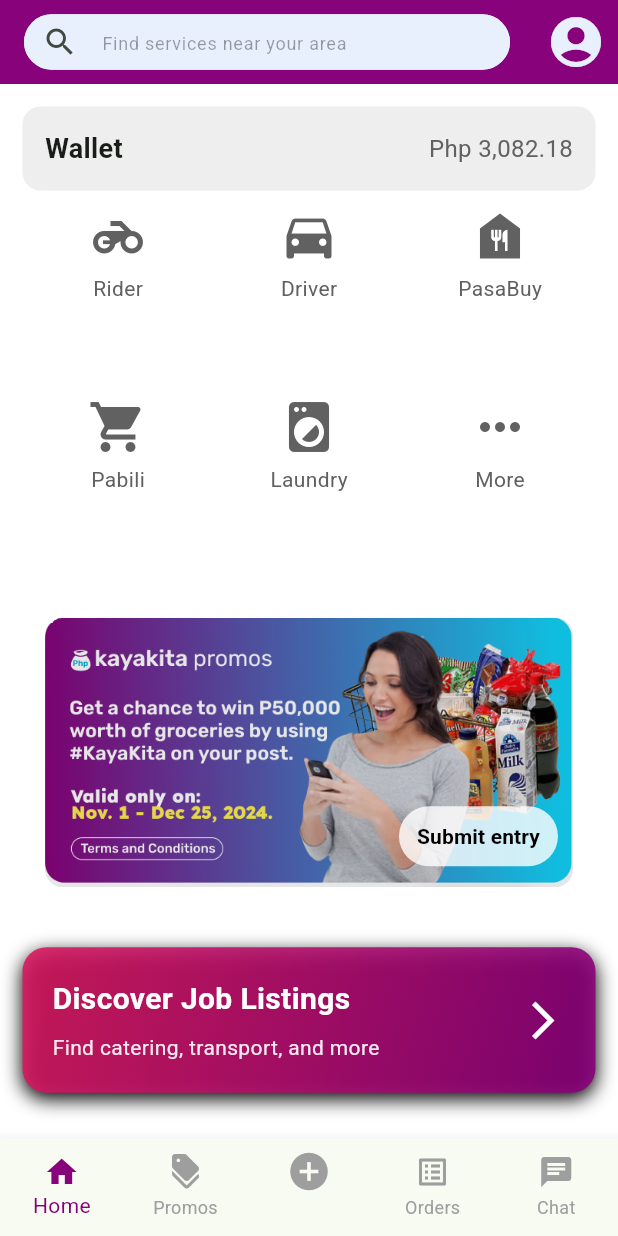
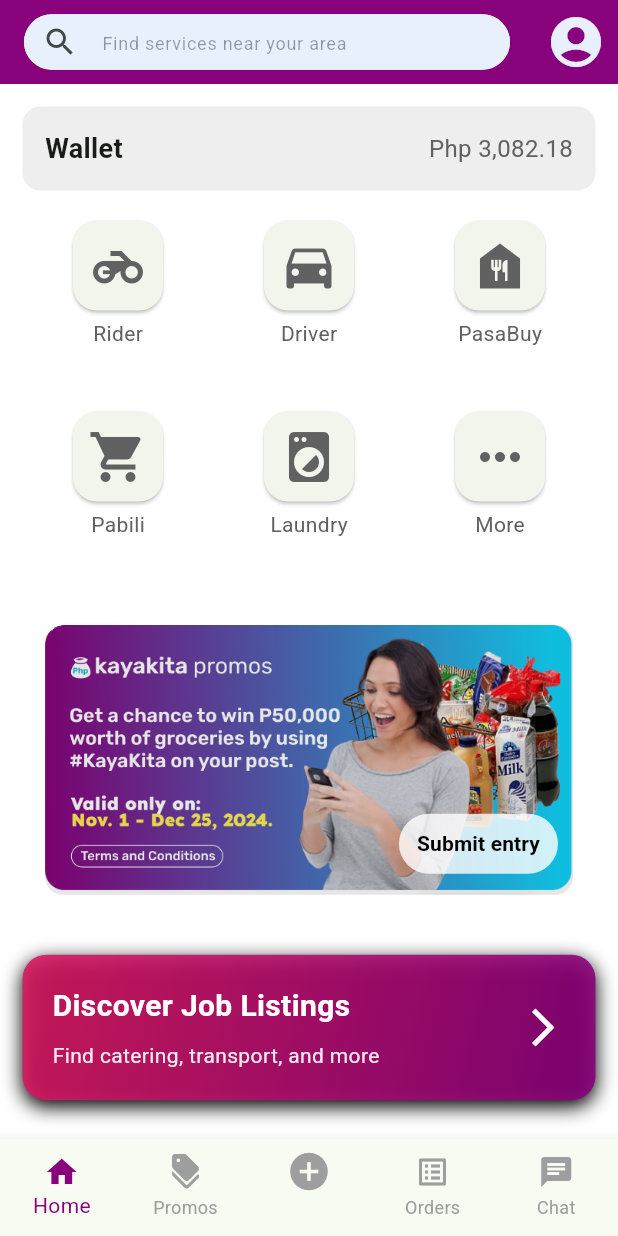
Before and after one commit to reofficial/Kaya-Kita, a Flutter app: the HomeScreen screen opened directly, on a phone screen of 412 x 824 dp. Run offline on Flutter 3.47's test engine with Material 3 defaults, Android fonts, the phone set to English and light mode, and no system bars; our stand-ins replace fl_chart, flutter_dotenv.

Commit message:
Made icon buttons in home.dart, partial job categories screen

```diff
--- a/frontend/starter/lib/home.dart
+++ b/frontend/starter/lib/home.dart
@@ -1,4 +1,5 @@
 import 'package:flutter/material.dart';
+import 'package:starter/jobcategories.dart';
 import 'package:starter/main.dart';
 import 'package:starter/editprofile.dart';
 import 'package:starter/newpost.dart';
@@ -265,22 +266,50 @@ class _HomeScreenState extends State<HomeScreen> {
                       ],
                     ),
                   ),
-                  const SizedBox(height: 10),
+                  const SizedBox(height: 20),
                   // Explore Section
                   GridView.count(
                     crossAxisCount: 3,
                     shrinkWrap: true,
                     physics: const NeverScrollableScrollPhysics(),
                     children: [
-                      _buildExploreItem("Rider", Icons.motorcycle),
-                      _buildExploreItem("Driver", Icons.directions_car),
-                      _buildExploreItem("PasaBuy", Icons.food_bank),
-                      _buildExploreItem("Pabili", Icons.shopping_cart),
-                      _buildExploreItem("Laundry", Icons.local_laundry_service),
-                      _buildExploreItem("More", Icons.more_horiz),
+                      _buildExploreItem(
+                        "Rider",
+                        Icons.motorcycle,
+                        () {}
+                      ),
+                      _buildExploreItem(
+                        "Driver",
+                        Icons.directions_car,
+                        () {}
+                      ),
+                      _buildExploreItem(
+                        "PasaBuy",
+                        Icons.food_bank,
+                        () {}
+                      ),
+                      _buildExploreItem(
+                        "Pabili",
+                        Icons.shopping_cart,
+                        () {}
+                      ),
+                      _buildExploreItem(
+                        "Laundry",
+                        Icons.local_laundry_service,
+                        () {}
+                      ),
+                      _buildExploreItem(
+                        "More",
+                        Icons.more_horiz,
+                        () {
+                          Navigator.push(
+                            context,
+                            MaterialPageRoute(builder: (context) => const JobCategoriesScreen()),
+                          );
+                        }
+                      ),
                     ],
                   ),
-                  const SizedBox(height: 5),
                   // Promos Section
                   Container(
                     padding: const EdgeInsets.all(15),
@@ -397,10 +426,24 @@ class _HomeScreenState extends State<HomeScreen> {
     );
   }
 
-  Widget _buildExploreItem(String title, IconData icon) {
+  Widget _buildExploreItem(String title, IconData icon, VoidCallback onPressed) {
     return Column(
       children: [
-        Icon(icon, size: 40, color: Colors.grey[700]),
+        ElevatedButton(
+          onPressed: onPressed,
+          style: ElevatedButton.styleFrom(
+            shape: RoundedRectangleBorder(
+              borderRadius: BorderRadius.circular(16), // Adjust corner radius
+            ),
+            padding: const EdgeInsets.all(10), // Ensures a square-like shape
+            minimumSize: const Size(40, 40),
+          ),
+          child: Icon(
+            icon,
+            size: 40,
+            color: Colors.grey[700]
+          )
+        ),
         const SizedBox(height: 5),
         Text(
           title,
```
Also changed, not shown: frontend/starter/lib/jobcategories.dart (added, +114 -0 lines).
